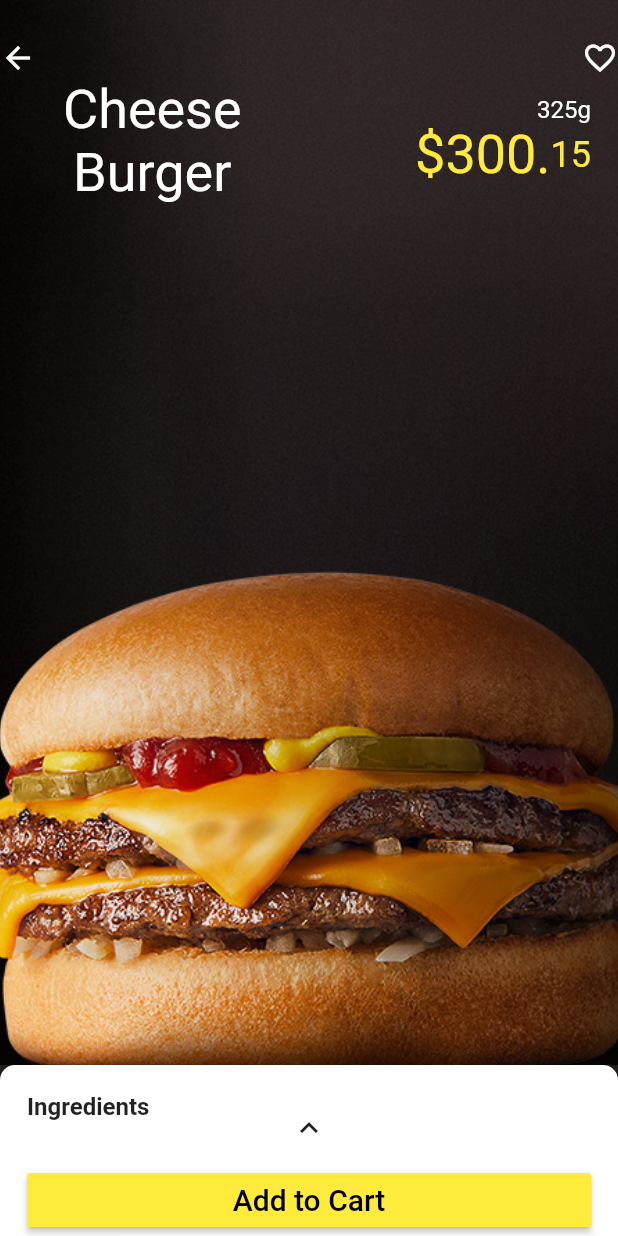
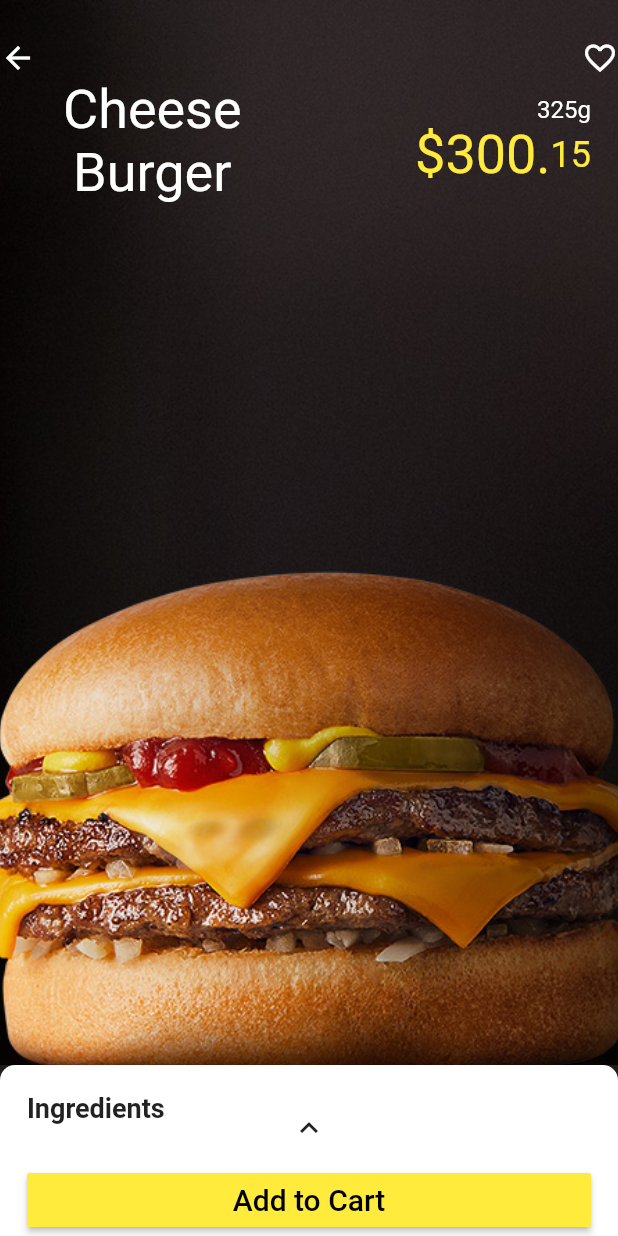
Before and after one commit to JoelEspinal/burger_app, a Flutter app: the screen it shows after launch, on a phone screen of 412 x 824 dp. Run offline on Flutter 3.47's test engine with Material 2 defaults, Android fonts, the phone set to English and light mode, and no system bars.

Commit message:
Make font size equals than in ingredient widget

```diff
--- a/lib/ui/ingredients/ingredients_sheet.dart
+++ b/lib/ui/ingredients/ingredients_sheet.dart
@@ -27,7 +27,7 @@ class _IngredientsheetState extends State<Ingredientsheet> {
           Text(
             "Ingredients",
             style: TextStyle(
-              fontSize: 16.0,
+              fontSize: 18.0,
               fontWeight: FontWeight.bold,
             ),
           ),
```
